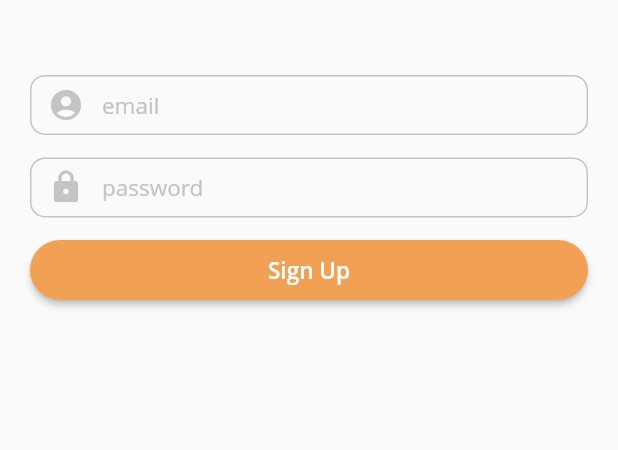
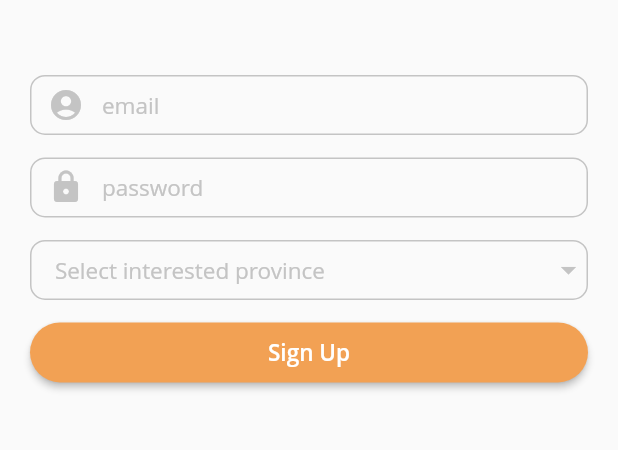
Before and after one commit to toonwwk/Just-Be-There, a Flutter app: the SignUpScreen screen opened by its route, on a phone screen of 412 x 824 dp, the part 465-915 px from its top. Run offline on Flutter 3.47's test engine with Material 2 defaults, Android fonts, the phone set to English and light mode, and no system bars; our stand-ins replace firebase_auth, recase, shared_preferences; accounts and stored records are empty.

Commit message:
popup + dropbox

```diff
--- a/lib/LogIn/LogInScreen.dart
+++ b/lib/LogIn/LogInScreen.dart
@@ -3,6 +3,7 @@ import 'package:flutter/material.dart';
 import 'package:jbt/Service/FirebaseService.dart';
 import 'package:jbt/Widgets/Authentication/AuthTextField.dart';
 import 'package:jbt/Widgets/Authentication/AuthButton.dart';
+import 'package:jbt/Widgets/Authentication/ErrorPopup.dart';
 import 'package:jbt/helper.dart';
 import 'package:jbt/Widgets/Authentication/SignUpText.dart';
 
@@ -21,6 +22,16 @@ class LogInScreen extends StatelessWidget {
         .then((errorCode) {
       if (errorCode.isNotEmpty) {
         // NOTE: Show popup here
+        // ErrorPopup(
+        //   errorCode,
+        // );
+        if(emailController.text.isEmpty){
+          ErrorPopup('ERROR_INVALID_EMAIL');
+        }
+        if(passwordController.text != 0){
+          ErrorPopup('ERROR_WRONG_PASSWORD');
+        }
+
         print("error " + errorCode);
       } else {
         print("login success");
--- a/lib/SignUp/SignUpScreen.dart
+++ b/lib/SignUp/SignUpScreen.dart
@@ -3,7 +3,9 @@ import 'package:flutter/material.dart';
 import 'package:jbt/Service/FirebaseService.dart';
 import 'package:jbt/Widgets/Authentication/AuthTextField.dart';
 import 'package:jbt/Widgets/Authentication/AuthButton.dart';
+import 'package:jbt/Widgets/Authentication/ErrorPopup.dart';
 import 'package:jbt/helper.dart';
+import 'package:jbt/Widgets/province.dart';
 
 class SignUpScreen extends StatelessWidget {
   static const routeName = '/signup';
@@ -32,6 +34,13 @@ class SignUpScreen extends StatelessWidget {
         .then((errorCode) {
       if (errorCode.isNotEmpty) {
         // NOTE: Show popup here
+        if(passwordController.text.length < 8){
+          ErrorPopup('ERROR_WEAK_PASSWORD');
+        }
+        else if(emailController.text.isEmpty || emailController.text == null){
+          ErrorPopup('ERROR_INVALID_EMAIL');
+        }
+
         print("error " + errorCode);
       } else {
         print("sign up success");
@@ -91,6 +100,12 @@ class SignUpScreen extends StatelessWidget {
                 SizedBox(
                   height: 15,
                 ),
+                province(
+                  appColor.darkGray,
+                ),
+                SizedBox(
+                  height: 15,
+                ),
                 AuthButton(
                   AuthButtonType.signUp,
                   didTapSignUpButton,
--- a/lib/Widgets/Authentication/ErrorPopup.dart
+++ b/lib/Widgets/Authentication/ErrorPopup.dart
@@ -1,3 +1,4 @@
+import 'package:flutter/material.dart';
 import 'package:flutter/widgets.dart';
 
 class ErrorPopup extends StatelessWidget {
@@ -5,14 +6,11 @@ class ErrorPopup extends StatelessWidget {
   static Map<String, String> _errorMessages = {
     'ERROR_WEAK_PASSWORD': 'The password must be 8 characters long or more.',
     'ERROR_INVALID_CREDENTIAL': 'The email address is badly formatted.',
-    'ERROR_EMAIL_ALREADY_IN_USE':
-        'The email address is already registered. Sign in instead?',
+    'ERROR_EMAIL_ALREADY_IN_USE': 'The email address is already registered. Sign in instead?',
     'ERROR_INVALID_EMAIL': 'The email address is badly formatted.',
     'ERROR_WRONG_PASSWORD': 'The password is incorrect. Please try again.',
-    'ERROR_USER_NOT_FOUND':
-        'The email address is not registered. Need an account?',
-    'ERROR_TOO_MANY_REQUESTS':
-        'We have blocked all requests from this device due to unusual activity. Try again later.',
+    'ERROR_USER_NOT_FOUND': 'The email address is not registered. Need an account?',
+    'ERROR_TOO_MANY_REQUESTS': 'We have blocked all requests from this device due to unusual activity. Try again later.',
     'ERROR_USER_DISABLED': 'User has been disabled!, Try again',
   };
 
@@ -22,9 +20,34 @@ class ErrorPopup extends StatelessWidget {
 
   ErrorPopup(this._errorCode);
 
+
   //NOTE: implement popup for showing error message
   @override
   Widget build(BuildContext context) {
-    return Container();
+
+    Widget okButton = TextButton(onPressed:(){
+      Navigator.of(context).pop();
+    }, child: Text("Ok"));
+
+    AlertDialog alert = AlertDialog(
+      title: Align(
+        alignment: Alignment.center,
+        child: Text("Error"),
+      ),
+
+      content: Text(_errorMessages[_errorCode]),
+      //content: Text(_errorCode),
+
+      actions: [
+        okButton,
+      ],
+    );
+    showDialog(
+      context: context,
+      builder: (BuildContext context){
+        return alert;
+      }
+
+    );
   }
 }
--- /dev/null
+++ b/lib/Widgets/province.dart
@@ -0,0 +1,164 @@
+import 'package:flutter/material.dart';
+
+import '../helper.dart';
+
+class ListItem{
+  int value;
+  String name;
+  ListItem(this.value, this.name);
+}
+
+class province extends StatefulWidget {
+  final Color _color;
+
+  province(this._color);
+  @override
+  provinceState createState() => provinceState();
+}
+
+class provinceState extends State<province> {
+
+  List<ListItem> dropdownItems = [
+    ListItem(0,"Select interested province"),
+    ListItem(1,"Amnat Charoen"),
+    ListItem(2,"Ang Thong"),
+    ListItem(3,"Ayutthaya"),
+    ListItem(4,"Bangkok"),
+    ListItem(5,"Bueng Kan"),
+    ListItem(6,"Buriram"),
+    ListItem(7,"Chachoengsao"),
+    ListItem(8,"Chai Nut"),
+    ListItem(9,"Chaiyaphum"),
+    ListItem(10,"Chanthaburi"),
+    ListItem(11,"Chiang Mai"),
+    ListItem(12,"Chaing Rai"),
+    ListItem(13,"Chonburi"),
+    ListItem(14,"Chumphon"),
+    ListItem(15,"Kalasin"),
+    ListItem(16,"Kamphaeng Phet"),
+    ListItem(17,"Kanchanaburi"),
+    ListItem(18,"Khonkaen"),
+    ListItem(19,"Krabi"),
+    ListItem(20,"Lampang"),
+    ListItem(21,"Lamphun"),
+    ListItem(22,"Loei"),
+    ListItem(23,"Lopburi"),
+    ListItem(24,"Mae Hong Son"),
+    ListItem(25,"Maha Sarakham"),
+    ListItem(26,"Mukdahan"),
+    ListItem(27,"Nakhon Nayok"),
+    ListItem(28,"Nakhon Pathom"),
+    ListItem(29,"Nakhon Phanom"),
+    ListItem(30,"Nakhon Ratchasima"),
+    ListItem(31,"Nakhon Sawan"),
+    ListItem(32,"Nakhon Si Thammarat"),
+    ListItem(33,"Nan"),
+    ListItem(34,"Narathiwat"),
+    ListItem(35,"Nong Bua Lamphu"),
+    ListItem(36,"Nong Khai"),
+    ListItem(37,"Nonthaburi"),
+    ListItem(38,"Pahum Thani"),
+    ListItem(39,"Pattani"),
+    ListItem(40,"Phang Nga"),
+    ListItem(41,"Phatthalung"),
+    ListItem(42,"Phayao"),
+    ListItem(43,"Phetchabun"),
+    ListItem(44,"Phetchaburi"),
+    ListItem(45,"Phichit"),
+    ListItem(46,"Phitsanulok"),
+    ListItem(47,"Phrae"),
+    ListItem(48,"Phuket"),
+    ListItem(49,"Prachin Buri"),
+    ListItem(50,"Prachuap Khiri Khan"),
+    ListItem(51,"Ranong"),
+    ListItem(52,"Ratchaburi"),
+    ListItem(53,"Rayong"),
+    ListItem(54,"Roi Et"),
+    ListItem(55,"Sa Kaeo"),
+    ListItem(56,"Sakon Nakhon"),
+    ListItem(57,"Samut Prakan"),
+    ListItem(58,"Samut Sakhon"),
+    ListItem(59,"Samut Songkhram"),
+    ListItem(60,"Saraburi"),
+    ListItem(61,"Satun"),
+    ListItem(62,"Sing Buri"),
+    ListItem(63,"Sisaket"),
+    ListItem(64,"Songkhla"),
+    ListItem(65,"Sukhothai"),
+    ListItem(66,"Suphan Buri"),
+    ListItem(67,"Surat Thani"),
+    ListItem(68,"Surin"),
+    ListItem(69,"Tak"),
+    ListItem(70,"Trang"),
+    ListItem(71,"Trat"),
+    ListItem(72,"Ubon Ratchathani"),
+    ListItem(73,"Udon Thani"),
+    ListItem(74,"Uthai Thani"),
+    ListItem(75,"Uttaradit"),
+    ListItem(76,"Yala"),
+    ListItem(77,"Yasothon"),
+
+
+  ];
+
+  List<DropdownMenuItem<ListItem>> dropdownMenuItems;
+  ListItem selectedItem;
+
+  void initState() {
+    super.initState();
+    dropdownMenuItems = buildDropDownMenuItems(dropdownItems);
+    selectedItem = dropdownMenuItems[0].value;
+
+  }
+  List<DropdownMenuItem<ListItem>> buildDropDownMenuItems(List listItems) {
+    List<DropdownMenuItem<ListItem>> items = List();
+
+    for (ListItem listItem in listItems) {
+      items.add(
+        DropdownMenuItem(
+          child: Text("    " + listItem.name),
+
+          value: listItem,
+        ),
+      );
+    }
+    return items;
+  }
+
+
+  @override
+  Widget build(BuildContext context) {
+    return SizedBox(
+      width: double.infinity - 40,
+      height: 40,
+      child: Container(
+        decoration: BoxDecoration(
+
+          borderRadius: BorderRadius.all(Radius.circular(10.0)),
+          border: Border.all(
+               color: appColor.darkGray,
+          ),
+
+        ),
+
+        child: DropdownButtonHideUnderline(
+          child: DropdownButton(
+            iconDisabledColor: appColor.darkGray,
+            iconEnabledColor: appColor.darkGray,
+            style: appTextStyle.regular15Gray,
+            value: selectedItem,
+            items: dropdownMenuItems,
+            onChanged: (value){
+              setState(() {
+                selectedItem = value;
+              });
+            },
+          )
+        )
+      )
+    );
+    // TODO: implement build
+    throw UnimplementedError();
+  }
+
+}
```
Also changed, not shown: 1 other file.
